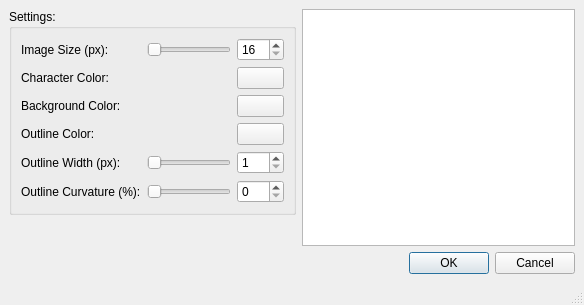
Old version of the form Qt/18_qpixmap/mainwindow.ui in the repository de-souza/embedded-cpp-training.
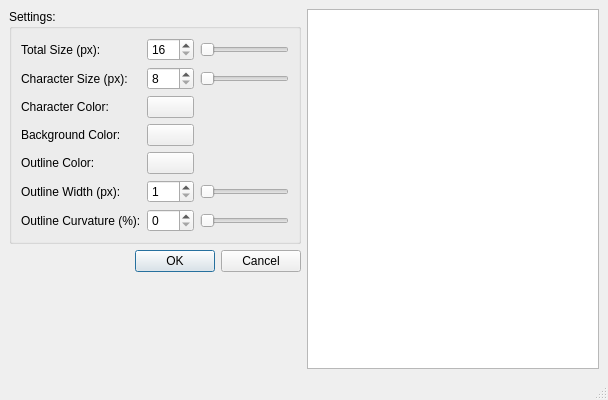
New version of the form.

Commit message: Remove struct and add string size settings

What changed in the file:
```diff
--- a/Qt/18_qpixmap/mainwindow.ui
+++ b/Qt/18_qpixmap/mainwindow.ui
@@ -6,8 +6,8 @@
    <rect>
     <x>0</x>
     <y>0</y>
-    <width>584</width>
-    <height>305</height>
+    <width>608</width>
+    <height>400</height>
    </rect>
   </property>
   <property name="windowTitle">
@@ -23,61 +23,52 @@
          <string>Settings:</string>
         </property>
         <layout class="QGridLayout" name="gridLayout">
-         <item row="0" column="1">
-          <widget class="QSlider" name="horizontalSlider_sizePx">
-           <property name="minimum">
-            <number>16</number>
-           </property>
-           <property name="maximum">
-            <number>512</number>
-           </property>
-           <property name="orientation">
-            <enum>Qt::Horizontal</enum>
-           </property>
-          </widget>
-         </item>
-         <item row="3" column="3">
+         <item row="4" column="3">
           <widget class="QPushButton" name="pushButton_outlineColor">
            <property name="text">
             <string/>
            </property>
           </widget>
          </item>
-         <item row="1" column="0">
+         <item row="6" column="0">
+          <widget class="QLabel" name="label_outlineRadiusPercent">
+           <property name="text">
+            <string>Outline Curvature (%):</string>
+           </property>
+          </widget>
+         </item>
+         <item row="2" column="0">
           <widget class="QLabel" name="label_stringColor">
            <property name="text">
             <string>Character Color:</string>
            </property>
           </widget>
          </item>
-         <item row="4" column="0">
+         <item row="5" column="0">
           <widget class="QLabel" name="label_outlineWidthPx">
            <property name="text">
             <string>Outline Width (px):</string>
            </property>
           </widget>
          </item>
-         <item row="2" column="3">
+         <item row="6" column="3">
+          <widget class="QSpinBox" name="spinBox_outlineRadiusPercent">
+           <property name="maximum">
+            <number>100</number>
+           </property>
+          </widget>
+         </item>
+         <item row="3" column="3">
           <widget class="QPushButton" name="pushButton_backgroundColor">
            <property name="text">
             <string/>
            </property>
           </widget>
          </item>
-         <item row="4" column="1">
-          <widget class="QSlider" name="horizontalSlider_outlineWidthPx">
-           <property name="minimum">
-            <number>1</number>
-           </property>
-           <property name="orientation">
-            <enum>Qt::Horizontal</enum>
-           </property>
-          </widget>
-         </item>
          <item row="0" column="0">
           <widget class="QLabel" name="label_sizePx">
            <property name="text">
-            <string>Image Size (px):</string>
+            <string>Total Size (px):</string>
            </property>
           </widget>
          </item>
@@ -97,7 +88,7 @@
            </property>
           </widget>
          </item>
-         <item row="4" column="3">
+         <item row="5" column="3">
           <widget class="QSpinBox" name="spinBox_outlineWidthPx">
            <property name="maximumSize">
             <size>
@@ -110,35 +101,62 @@
            </property>
           </widget>
          </item>
-         <item row="1" column="3">
+         <item row="2" column="3">
           <widget class="QPushButton" name="pushButton_stringColor">
            <property name="text">
             <string/>
            </property>
           </widget>
          </item>
-         <item row="3" column="0">
+         <item row="4" column="0">
           <widget class="QLabel" name="label_outlineColor">
            <property name="text">
             <string>Outline Color:</string>
            </property>
           </widget>
          </item>
-         <item row="2" column="0">
+         <item row="3" column="0">
           <widget class="QLabel" name="label_backgroundColor">
            <property name="text">
             <string>Background Color:</string>
            </property>
           </widget>
          </item>
-         <item row="5" column="0">
-          <widget class="QLabel" name="label_outlineRadiusPercent">
+         <item row="1" column="0">
+          <widget class="QLabel" name="label_stringSizePx">
            <property name="text">
-            <string>Outline Curvature (%):</string>
+            <string>Character Size (px):</string>
            </property>
           </widget>
          </item>
-         <item row="5" column="1">
+         <item row="1" column="3">
+          <widget class="QSpinBox" name="spinBox_stringSizePx">
+           <property name="minimum">
+            <number>8</number>
+           </property>
+          </widget>
+         </item>
+         <item row="1" column="4">
+          <widget class="QSlider" name="horizontalSlider_stringSizePx">
+           <property name="minimum">
+            <number>8</number>
+           </property>
+           <property name="orientation">
+            <enum>Qt::Horizontal</enum>
+           </property>
+          </widget>
+         </item>
+         <item row="5" column="4">
+          <widget class="QSlider" name="horizontalSlider_outlineWidthPx">
+           <property name="minimum">
+            <number>1</number>
+           </property>
+           <property name="orientation">
+            <enum>Qt::Horizontal</enum>
+           </property>
+          </widget>
+         </item>
+         <item row="6" column="4">
           <widget class="QSlider" name="horizontalSlider_outlineRadiusPercent">
            <property name="maximum">
             <number>100</number>
@@ -148,16 +166,29 @@
            </property>
           </widget>
          </item>
-         <item row="5" column="3">
-          <widget class="QSpinBox" name="spinBox_outlineRadiusPercent">
+         <item row="0" column="4">
+          <widget class="QSlider" name="horizontalSlider_sizePx">
+           <property name="minimum">
+            <number>16</number>
+           </property>
            <property name="maximum">
-            <number>100</number>
+            <number>512</number>
+           </property>
+           <property name="orientation">
+            <enum>Qt::Horizontal</enum>
            </property>
           </widget>
          </item>
         </layout>
        </widget>
       </item>
+      <item>
+       <widget class="QDialogButtonBox" name="buttonBox">
+        <property name="standardButtons">
+         <set>QDialogButtonBox::Cancel|QDialogButtonBox::Ok</set>
+        </property>
+       </widget>
+      </item>
       <item>
        <spacer name="verticalSpacer">
         <property name="orientation">
@@ -178,13 +209,6 @@
       <item>
        <widget class="QGraphicsView" name="graphicsView_preview"/>
       </item>
-      <item>
-       <widget class="QDialogButtonBox" name="buttonBox">
-        <property name="standardButtons">
-         <set>QDialogButtonBox::Cancel|QDialogButtonBox::Ok</set>
-        </property>
-       </widget>
-      </item>
      </layout>
     </item>
    </layout>
```
Left out of the diff: 2 changed lines with no effect on the pictures. The commit also changes 2 other files.
